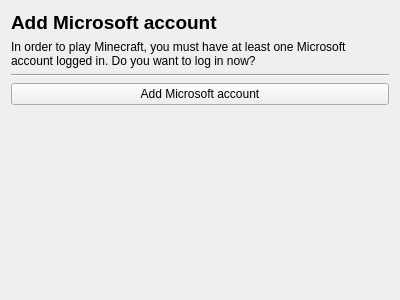
Old version of the form launcher/ui/setupwizard/LoginWizardPage.ui in the repository FreesmTeam/FreesmLauncher.
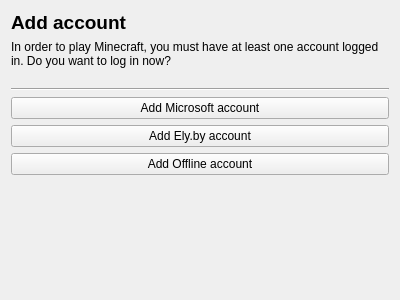
New version of the form.

Commit message: feat(login): add offline and ely.by accounts in setup wizard (#72)

```diff
--- a/launcher/ui/setupwizard/LoginWizardPage.ui
+++ b/launcher/ui/setupwizard/LoginWizardPage.ui
@@ -17,7 +17,9 @@
    <item>
     <widget class="QLabel" name="label">
      <property name="text">
-      <string>&lt;html&gt;&lt;head/&gt;&lt;body&gt;&lt;p&gt;&lt;span style=&quot; font-size:14pt; font-weight:600;&quot;&gt;Add Microsoft account&lt;/span&gt;&lt;/p&gt;&lt;/body&gt;&lt;/html&gt;</string>
+      <string>&lt;html&gt;&lt;head/&gt;&lt;body&gt;&lt;p&gt;&lt;span style=&quot; font-size:14pt; font-weight:600;&quot;&gt;Add
+       account&lt;/span&gt;&lt;/p&gt;&lt;/body&gt;&lt;/html&gt;
+      </string>
      </property>
      <property name="textFormat">
       <enum>Qt::RichText</enum>
@@ -30,7 +32,8 @@
    <item>
     <widget class="QLabel" name="label_2">
      <property name="text">
-      <string>In order to play Minecraft, you must have at least one Microsoft account logged in. Do you want to log in now?</string>
+      <string>In order to play Minecraft, you must have at least one account logged in. Do you want to log in now?
+      </string>
      </property>
      <property name="wordWrap">
       <bool>true</bool>
@@ -51,6 +54,20 @@
      </property>
     </widget>
    </item>
+   <item>
+    <widget class="QPushButton" name="addElybyButton">
+     <property name="text">
+      <string>Add Ely.by account</string>
+     </property>
+    </widget>
+   </item>
+   <item>
+    <widget class="QPushButton" name="addOfflineButton">
+     <property name="text">
+      <string>Add Offline account</string>
+     </property>
+    </widget>
+   </item>
    <item>
     <spacer name="verticalSpacer">
      <property name="orientation">
```
Left out of the diff: 11 changed lines with no effect on the pictures. The commit also changes 2 other files.
